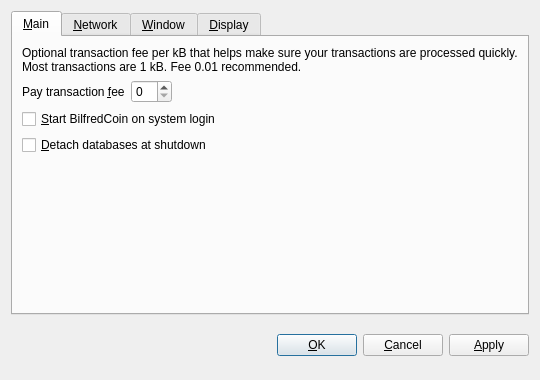
cagedollar/cagedollar, file src/qt/forms/optionsdialog.ui: the form before one commit.
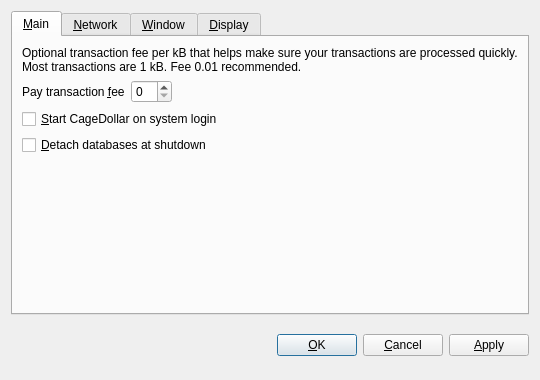
The form after the commit. The open tabs and pages were chosen to show the change. Custom widgets are drawn as their Qt base class.

```diff
--- a/src/qt/forms/optionsdialog.ui
+++ b/src/qt/forms/optionsdialog.ui
@@ -82,7 +82,7 @@
           <string>Automatically start BilfredCoin after logging in to the system.</string>
          </property>
          <property name="text">
-          <string>&amp;Start BilfredCoin on system login</string>
+          <string>&amp;Start CageDollar on system login</string>
          </property>
         </widget>
        </item>
```
Left out of the diff: 10 changed lines with no effect on the pictures.
